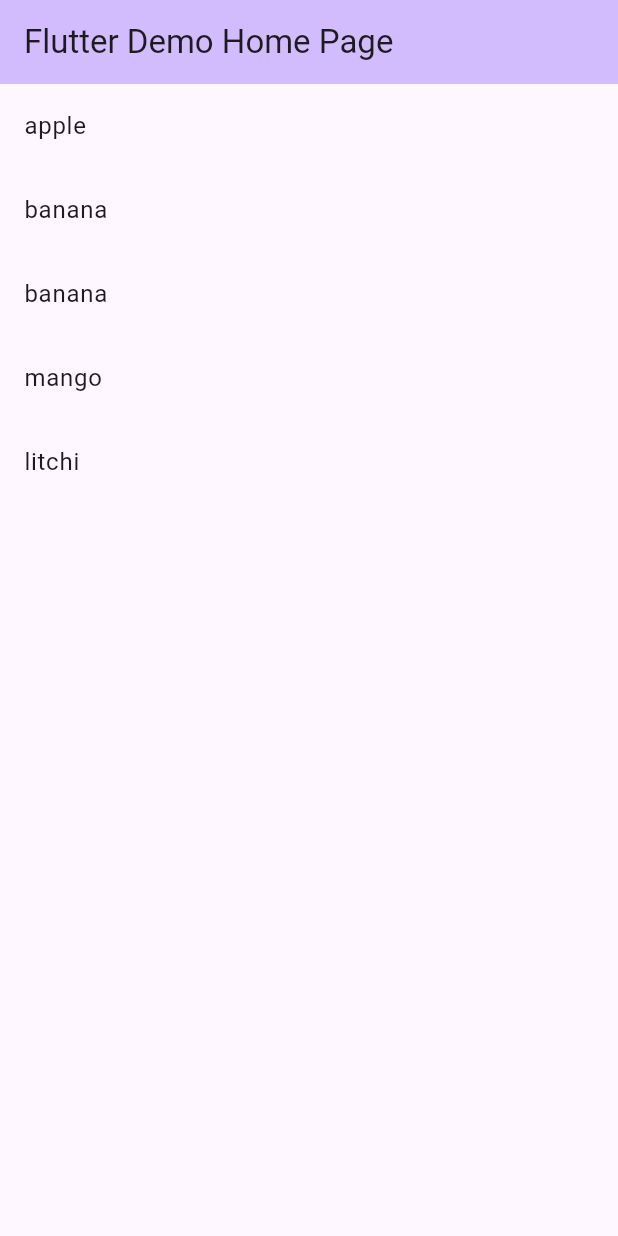
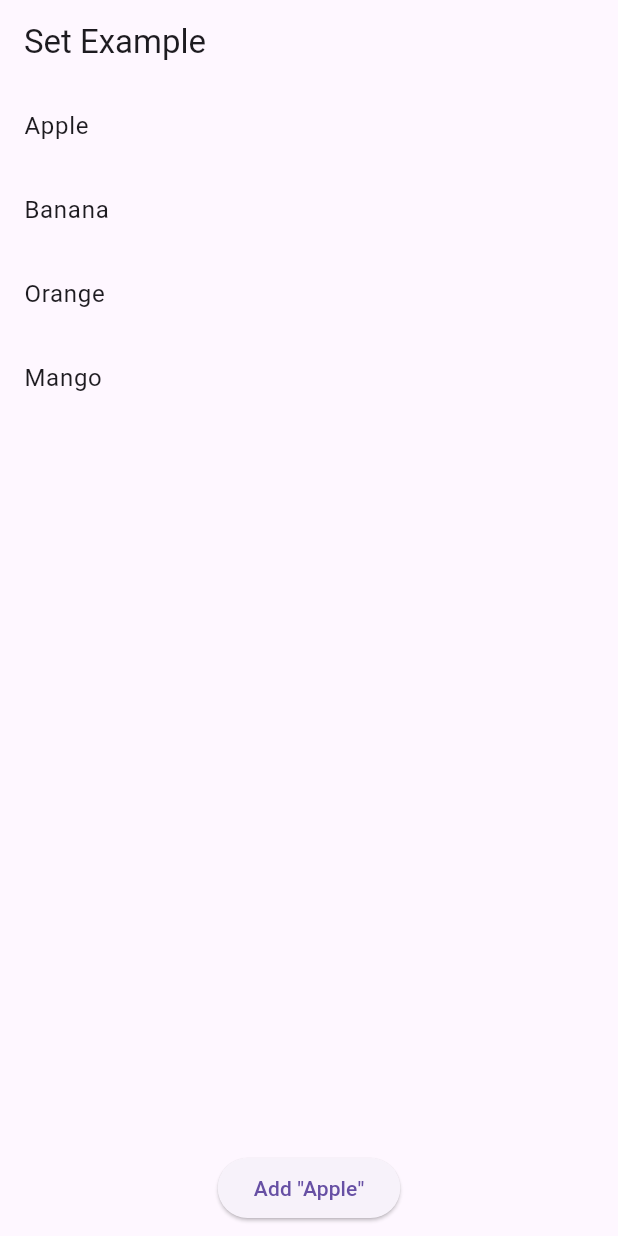
Before and after one commit to shubhamgitvns/Basics_of_flutter, a Flutter app: the screen it shows after launch, on a phone screen of 412 x 824 dp. Run offline on Flutter 3.47's test engine with Material 3 defaults, Android fonts, the phone set to English and light mode, and no system bars.

Commit message:
The simple example of set

```diff
--- a/lib/main.dart
+++ b/lib/main.dart
@@ -1,56 +1,60 @@
 import 'package:flutter/material.dart';
 
 void main() {
-  runApp(const MyApp());
+  runApp(MyApp());
 }
 
 class MyApp extends StatelessWidget {
-  const MyApp({super.key});
   @override
   Widget build(BuildContext context) {
     return MaterialApp(
-      title: 'Flutter Demo',
-      theme: ThemeData(
-        colorScheme: ColorScheme.fromSeed(seedColor: Colors.deepPurple),
-        useMaterial3: true,
-      ),
-      home: const MyHomePage(title: 'Flutter Demo Home Page'),
+      home: SetExampleScreen(),
     );
   }
 }
 
-class MyHomePage extends StatefulWidget {
-  const MyHomePage({super.key, required this.title});
-
-  final String title;
-
+class SetExampleScreen extends StatefulWidget {
   @override
-  State<MyHomePage> createState() => _MyHomePageState();
+  _SetExampleScreenState createState() => _SetExampleScreenState();
 }
 
-class _MyHomePageState extends State<MyHomePage> {
-  int _counter = 0;
-  var hi = 'Hi 🇩🇰';
-  final List<String> items = [
-    "apple",
-    "banana",
-    "banana",
-    "mango",
-    "litchi",
-  ];
+class _SetExampleScreenState extends State<SetExampleScreen> {
+  // Define a Set to hold unique items
+  Set<String> items = {'Apple', 'Banana', 'Orange', 'Mango'};
+
+  // Method to add a new item and avoid duplicates
+  void addItem(String item) {
+    setState(() {
+      items.add(item); // If the item already exists, it won’t be added again
+    });
+  }
+
   @override
   Widget build(BuildContext context) {
     return Scaffold(
-        appBar: AppBar(
-          backgroundColor: Theme.of(context).colorScheme.inversePrimary,
-          title: Text(widget.title),
-        ),
-        body: ListView.builder(
-            itemCount: items.length,
-            itemBuilder: (context, index) {
-              return ListTile(
-                title: Text(items[index]),
-              );
-            }));
+      appBar: AppBar(title: Text('Set Example')),
+      body: Column(
+        children: [
+          Expanded(
+            child: ListView(
+              children: items
+                  .map((item) => ListTile(
+                        title: Text(item),
+                      ))
+                  .toList(),
+            ),
+          ),
+          Padding(
+            padding: const EdgeInsets.all(8.0),
+            child: ElevatedButton(
+              onPressed: () {
+                addItem('Apple'); // Attempting to add a duplicate item
+              },
+              child: Text('Add "Apple"'),
+            ),
+          ),
+        ],
+      ),
+    );
   }
 }
```
